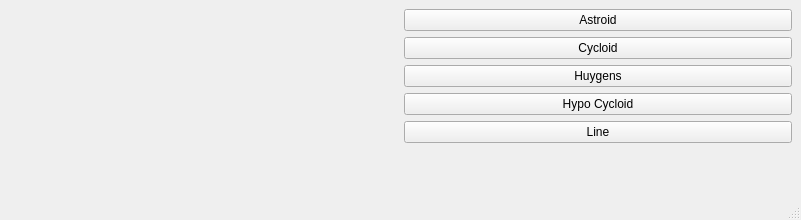
revolt268/QtCurvesCPP, file mainwindow.ui: the form before one commit.
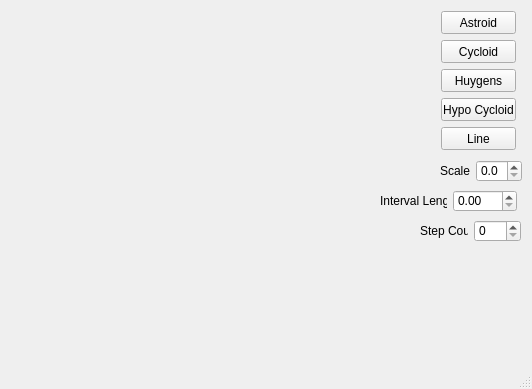
The form after the commit. Custom widgets are drawn as their Qt base class.

Commit message: Can now customize scale, interval Length and steps

Patch:
```diff
--- a/mainwindow.ui
+++ b/mainwindow.ui
@@ -6,75 +6,176 @@
    <rect>
     <x>0</x>
     <y>0</y>
-    <width>801</width>
-    <height>220</height>
+    <width>532</width>
+    <height>389</height>
    </rect>
   </property>
   <property name="windowTitle">
    <string>MainWindow</string>
   </property>
   <widget class="QWidget" name="centralwidget">
-   <layout class="QGridLayout" name="gridLayout_2">
-    <item row="0" column="0">
-     <layout class="QGridLayout" name="gridLayout">
-      <item row="0" column="0">
-       <widget class="RenderArea" name="renderArea" native="true"/>
-      </item>
-      <item row="0" column="1">
-       <layout class="QVBoxLayout" name="verticalLayout">
-        <item>
+   <widget class="RenderArea" name="renderArea" native="true">
+    <property name="geometry">
+     <rect>
+      <x>10</x>
+      <y>10</y>
+      <width>331</width>
+      <height>241</height>
+     </rect>
+    </property>
+   </widget>
          <widget class="QPushButton" name="btnAstroid">
+    <property name="geometry">
+     <rect>
+      <x>441</x>
+      <y>11</y>
+      <width>75</width>
+      <height>23</height>
+     </rect>
+    </property>
           <property name="text">
            <string>Astroid</string>
           </property>
          </widget>
-        </item>
-        <item>
+   <widget class="QPushButton" name="btnLine">
+    <property name="geometry">
+     <rect>
+      <x>441</x>
+      <y>127</y>
+      <width>75</width>
+      <height>23</height>
+     </rect>
+    </property>
+    <property name="text">
+     <string>Line</string>
+    </property>
+   </widget>
          <widget class="QPushButton" name="btnCycloid">
+    <property name="geometry">
+     <rect>
+      <x>441</x>
+      <y>40</y>
+      <width>75</width>
+      <height>23</height>
+     </rect>
+    </property>
           <property name="text">
            <string>Cycloid</string>
           </property>
          </widget>
-        </item>
-        <item>
          <widget class="QPushButton" name="btnHuygensCycloid">
+    <property name="geometry">
+     <rect>
+      <x>441</x>
+      <y>69</y>
+      <width>75</width>
+      <height>23</height>
+     </rect>
+    </property>
           <property name="text">
            <string>Huygens</string>
           </property>
          </widget>
-        </item>
-        <item>
          <widget class="QPushButton" name="btnHypoCycloid">
+    <property name="geometry">
+     <rect>
+      <x>441</x>
+      <y>98</y>
+      <width>75</width>
+      <height>23</height>
+     </rect>
+    </property>
           <property name="text">
            <string>Hypo Cycloid</string>
           </property>
          </widget>
-        </item>
+   <widget class="QWidget" name="">
+    <property name="geometry">
+     <rect>
+      <x>440</x>
+      <y>160</y>
+      <width>82</width>
+      <height>22</height>
+     </rect>
+    </property>
+    <layout class="QHBoxLayout" name="horizontalLayout">
         <item>
-         <widget class="QPushButton" name="btnLine">
+      <widget class="QLabel" name="label">
           <property name="text">
-           <string>Line</string>
+        <string>Scale</string>
           </property>
          </widget>
         </item>
         <item>
-         <spacer name="verticalSpacer">
-          <property name="orientation">
-           <enum>Qt::Vertical</enum>
-          </property>
-          <property name="sizeHint" stdset="0">
-           <size>
-            <width>20</width>
-            <height>40</height>
-           </size>
-          </property>
-         </spacer>
-        </item>
-       </layout>
-      </item>
-     </layout>
-    </item>
-   </layout>
+      <widget class="QDoubleSpinBox" name="spinScale">
+       <property name="decimals">
+        <number>1</number>
+       </property>
+       <property name="singleStep">
+        <double>0.100000000000000</double>
+       </property>
+      </widget>
+     </item>
+    </layout>
+   </widget>
+   <widget class="QWidget" name="">
+    <property name="geometry">
+     <rect>
+      <x>380</x>
+      <y>190</y>
+      <width>137</width>
+      <height>22</height>
+     </rect>
+    </property>
+    <layout class="QHBoxLayout" name="horizontalLayout_2">
+     <item>
+      <widget class="QLabel" name="label_2">
+       <property name="text">
+        <string>Interval Length</string>
+       </property>
+      </widget>
+     </item>
+     <item>
+      <widget class="QDoubleSpinBox" name="spinInterval">
+       <property name="maximum">
+        <double>100.000000000000000</double>
+       </property>
+       <property name="singleStep">
+        <double>0.100000000000000</double>
+       </property>
+      </widget>
+     </item>
+    </layout>
+   </widget>
+   <widget class="QWidget" name="">
+    <property name="geometry">
+     <rect>
+      <x>420</x>
+      <y>220</y>
+      <width>101</width>
+      <height>22</height>
+     </rect>
+    </property>
+    <layout class="QHBoxLayout" name="horizontalLayout_3">
+     <item>
+      <widget class="QLabel" name="label_3">
+       <property name="text">
+        <string>Step Count</string>
+       </property>
+      </widget>
+     </item>
+     <item>
+      <widget class="QSpinBox" name="spinCount">
+       <property name="maximum">
+        <number>512</number>
+       </property>
+       <property name="singleStep">
+        <number>8</number>
+       </property>
+      </widget>
+     </item>
+    </layout>
+   </widget>
   </widget>
   <widget class="QStatusBar" name="statusbar"/>
  </widget>
```
Lines whose indentation alone changed are shown as unchanged. The commit also changes 4 other files.
